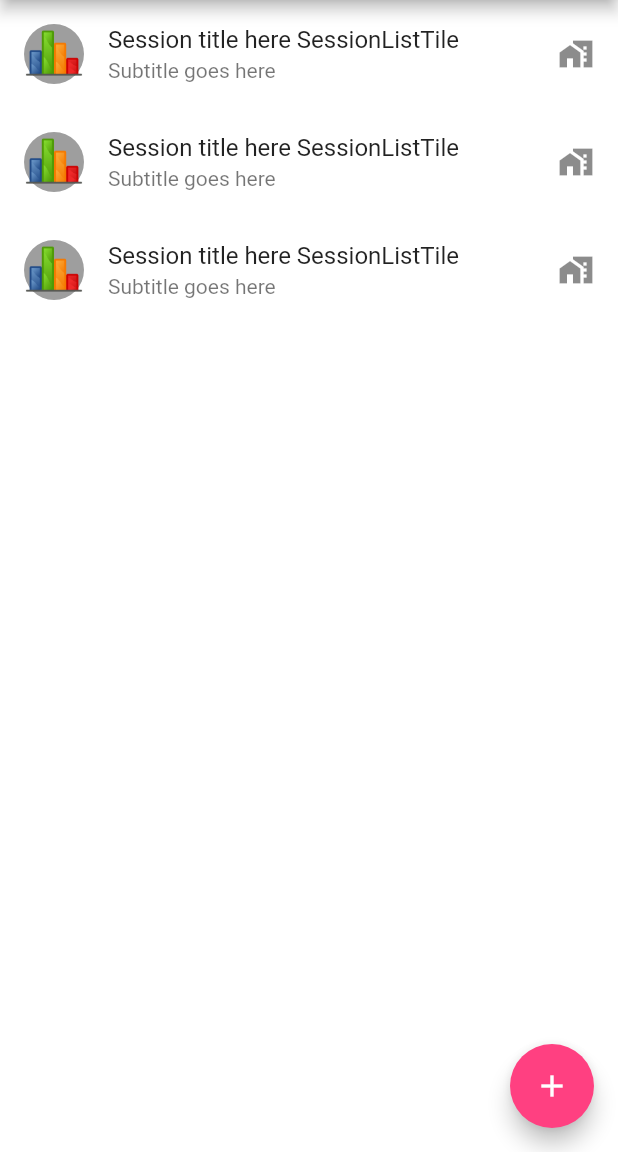
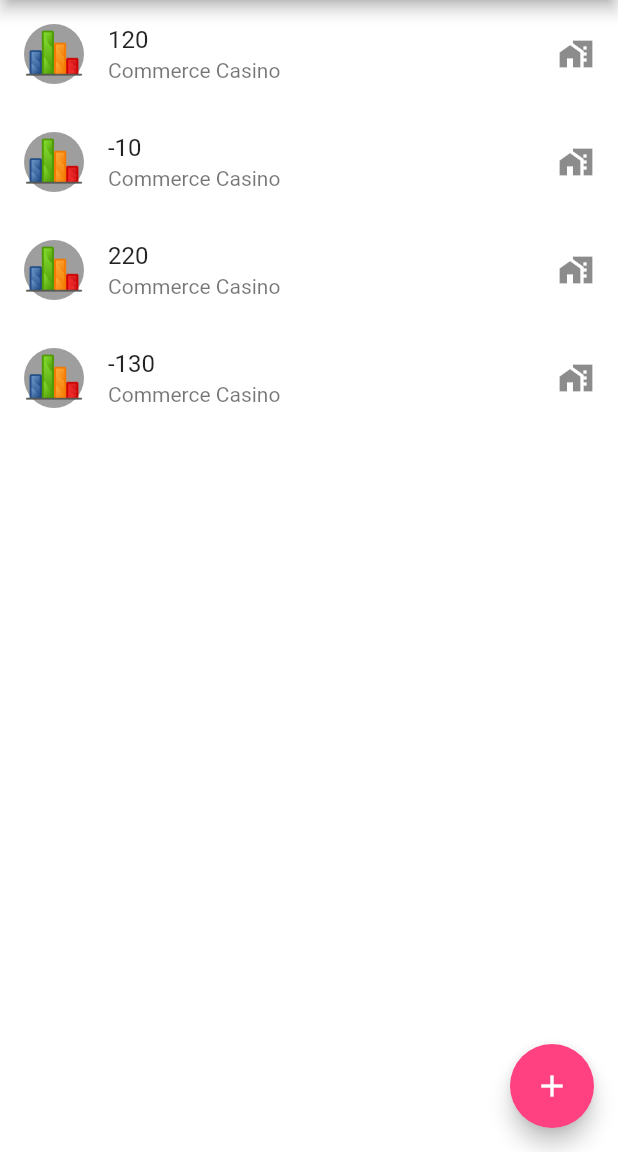
Before and after one commit to torgammelgard/poker-trax-2, a Flutter app: the screen it shows after launch, on a phone screen of 412 x 824 dp, the part 84-1236 px from its top. Run offline on Flutter 3.47's test engine with Material 2 defaults, Android fonts, the phone set to English and light mode, and no system bars.

Commit message:
Add session, refactor

```diff
--- /dev/null
+++ b/lib/Session.dart
@@ -0,0 +1,6 @@
+class Session {
+  final int result;
+  final String location;
+
+  const Session({this.result, this.location}) : assert(location != null);
+}
--- a/lib/SessionListTile.dart
+++ /dev/null
@@ -1,19 +0,0 @@
-import 'package:flutter/material.dart';
-
-class SessionListTile extends StatelessWidget {
-  @override
-  Widget build(BuildContext context) {
-    return ListTile(
-      title: Text('Session title here SessionListTile'),
-      subtitle: Text(
-        'Subtitle goes here',
-      ),
-      leading: CircleAvatar(
-          backgroundColor: Colors.grey,
-          child: Image(
-            image: AssetImage('assets/graph.png'),
-          )),
-      trailing: Icon(const IconData(0xe3c9, fontFamily: 'MaterialIcons')),
-    );
-  }
-}
--- /dev/null
+++ b/lib/SessionListView.dart
@@ -0,0 +1,30 @@
+import 'package:flutter/material.dart';
+
+import 'Session.dart';
+
+class SessionListView extends StatelessWidget {
+  final List<Session> sessions = [
+    Session(result: 120, location: 'Commerce Casino'),
+    Session(result: -10, location: 'Commerce Casino'),
+    Session(result: 220, location: 'Commerce Casino'),
+    Session(result: -130, location: 'Commerce Casino'),
+  ];
+
+  @override
+  Widget build(BuildContext context) {
+    return ListView.builder(
+        itemCount: sessions.length,
+        itemBuilder: (context, index) {
+          return ListTile(
+            title: Text(sessions[index].result.toString()),
+            subtitle: Text(sessions[index].location),
+            leading: CircleAvatar(
+                backgroundColor: Colors.grey,
+                child: Image(
+                  image: AssetImage('assets/graph.png'),
+                )),
+            trailing: Icon(const IconData(0xe3c9, fontFamily: 'MaterialIcons')),
+          );
+        });
+  }
+}
--- a/lib/main.dart
+++ b/lib/main.dart
@@ -1,5 +1,6 @@
 import 'package:flutter/material.dart';
-import 'package:poker_trax_2/SessionListTile.dart';
+
+import 'SessionListView.dart';
 
 void main() => runApp(MyApp());
 
@@ -21,16 +22,13 @@ class MyApp extends StatelessWidget {
           body: Center(
               child: Column(children: [
                 Expanded(
-                    child: ListView(
-                      children: <Widget>[
-                        SessionListTile(),
-                        SessionListTile(),
-                        SessionListTile(),
-                      ],
-                    ))
+                  child: SessionListView(),
+                )
               ])),
           floatingActionButton: FloatingActionButton(
-            onPressed: null,
+            onPressed: () {
+              print('clicked');
+            },
             child: Icon(Icons.add),
           ),
         ));
```
